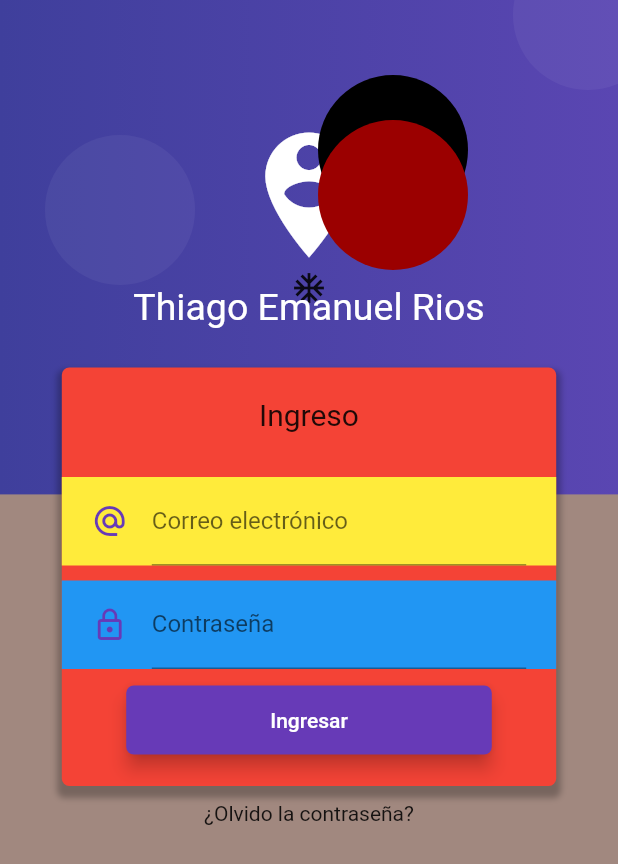
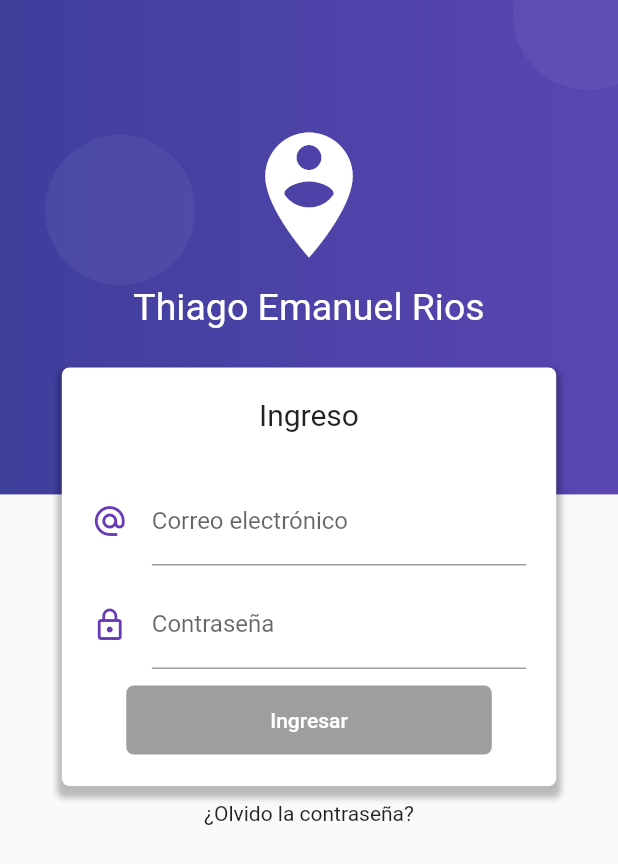
Before and after one commit to rigoriosh/flutter_form_login, a Flutter app: the screen it shows after launch, on a phone screen of 412 x 824 dp. Shown: the top 864 px of the screen. Run offline on Flutter 3.47's test engine with Material 2 defaults, Android fonts, the phone set to English and light mode, and no system bars; our stand-ins replace rxdart.

```diff
--- a/lib/main.dart
+++ b/lib/main.dart
@@ -52,7 +52,7 @@ class MyApp extends StatelessWidget {
       initialRoute: 'login',
       routes: {
         'login': (BuildContext context) => LoginPage(),
-        'home' : (BuildContext context) => HomePage(),
+        HomePage.routeName : (BuildContext context) => HomePage(),
       },
       theme: ThemeData(
         primaryColor: Colors.deepPurple
--- a/lib/src/bloc/login_bloc.dart
+++ b/lib/src/bloc/login_bloc.dart
@@ -32,15 +32,27 @@
 import 'dart:async';
 
 import 'package:flutter_form_login/src/bloc/validators.dart';
+//import 'package:observable/observable.dart';
+import 'package:rxdart/rxdart.dart';
 
 class LoginBloc with Validaciones{
 
-  final _emailController    = StreamController<String>.broadcast();
-  final _passwordController = StreamController<String>.broadcast();
+  final _emailController    = BehaviorSubject<String>();
+  final _passwordController = BehaviorSubject<String>();
 
   //Recuperar los datos del stream
-  Stream<String> get emailStream    => _emailController.stream;
+  Stream<String> get emailStream    => _emailController.stream.transform(validarEmail);
   Stream<String> get passwordStream => _passwordController.stream.transform(validarPassword);
+
+  //CombineLatestStream.
+
+  /* Stream<bool> get formValidStream =>
+                        Observable.combineLates2(emailStream, passwordStream, (e, p) => true); */
+
+  Stream<bool> get formValidStream =>  Rx.combineLatest2(emailStream, passwordStream, (e, p) => true);
+
+
+
 
   //Insertar valores al stream
   Function(String) get changeEmail    => _emailController.sink.add;
@@ -51,5 +63,9 @@ class LoginBloc with Validaciones{
     _passwordController?.close();
   }
 
+  //obtener últimos valores ingresados a los strings
+  String get email  => _emailController.value;
+  String get password  => _passwordController.value;
+
 
 }
--- a/lib/src/bloc/provider.dart
+++ b/lib/src/bloc/provider.dart
@@ -26,12 +26,30 @@ export 'package:flutter_form_login/src/bloc/login_bloc.dart';
 
 class Provider extends InheritedWidget {
 
+///Esto para persistir informacion de tipo cache
+  static Provider _instanciaInicial;
+
+  //factory constructor
+  factory Provider({Key key, Widget child}){// con este factori se determina si se debe emplear la instacia ya exixtente o la instancia inicial
+    if (_instanciaInicial == null) {
+      _instanciaInicial = new Provider._internal(key: key, child: child);// se debe construir un constructor privado para prevenir que se puededa inicializar esta clase desde afuera
+    }
+    return _instanciaInicial;
+  }
+
+  Provider._internal({Key key, Widget child}) : super(key: key, child: child);
+
+  ///Esto para persistir informacion de tipo cache /*FIN*/
+
   final loginBloc = LoginBloc();
+
+
+
+  //Provider({Key key, Widget child}) : super(key: key, child: child);
 
   @override
   bool updateShouldNotify(InheritedWidget oldWidget) => true;
 
-  Provider({Key key, Widget child}) : super(key: key, child: child);
 
   static LoginBloc de (BuildContext context) {
     return context.dependOnInheritedWidgetOfExactType<Provider>().loginBloc;
--- a/lib/src/pages/page_login.dart
+++ b/lib/src/pages/page_login.dart
@@ -1,11 +1,12 @@
 import 'package:flutter/material.dart';
 import 'package:flutter_form_login/src/bloc/provider.dart';
+import 'package:flutter_form_login/src/pages/page_home.dart';
 
 class LoginPage extends StatelessWidget {
   @override
   Widget build(BuildContext context) {
     return Scaffold(
-      backgroundColor: Colors.brown[300],
+      //backgroundColor: Colors.brown[300],
       body: Stack(
         children: <Widget>[
           _crearFondo(context),
@@ -46,30 +47,6 @@ class LoginPage extends StatelessWidget {
         Positioned(child: circulo, bottom: 120.0, right: 20.0),
         Positioned(child: circulo, bottom: -50.0, left: -20.0),
         _logoYnombre(), //Logo y nombre de usuario
-        Positioned(
-          child: Container(
-            width: 100.0,
-            height: 100.0,
-            decoration: BoxDecoration(
-                borderRadius: BorderRadius.circular(100.0),
-                color: Color.fromRGBO(0, 0, 0, 1)),
-          ),
-          top: 50.0,
-          right: 100.0,
-          //left: 0.0,
-        ),
-        Positioned(
-          child: Container(
-            width: 100.0,
-            height: 100.0,
-            decoration: BoxDecoration(
-                borderRadius: BorderRadius.circular(100.0),
-                color: Color.fromRGBO(155, 0, 0, 1)),
-          ),
-          top: 80.0,
-          right: 100.0,
-          //left: 0.0,
-        ),
       ],
     );
   }
@@ -86,7 +63,7 @@ class LoginPage extends StatelessWidget {
             size: 100.0,
           ),
           SizedBox(
-            child: Icon(Icons.ac_unit), //quitar
+            //child: Icon(Icons.ac_unit), //quitar
             height: 10.0,
             width: double.infinity,
           ),
@@ -118,7 +95,7 @@ class LoginPage extends StatelessWidget {
             padding: EdgeInsets.symmetric(vertical: 20.0),
             width: screenSize.width * 0.8,
             decoration: BoxDecoration(
-                color: Colors.red,
+                color: Colors.white,
                 borderRadius: BorderRadius.circular(5.0),
                 boxShadow: [
                   BoxShadow(
@@ -165,7 +142,7 @@ class LoginPage extends StatelessWidget {
         stream: bloc.emailStream,
         builder: (BuildContext context, AsyncSnapshot snashoot) {
           return Container(
-            decoration: BoxDecoration(color: Colors.yellow),
+            //decoration: BoxDecoration(color: Colors.yellow),
             padding: EdgeInsets.symmetric(horizontal: 20.0),
             child: TextField(
               keyboardType: TextInputType.emailAddress,
@@ -177,6 +154,7 @@ class LoginPage extends StatelessWidget {
                 hintText: 'ejemplo@correo.com',
                 labelText: 'Correo electrónico',
                 counterText: snashoot.data,
+                errorText: snashoot.error,
               ),
               onChanged: bloc.changeEmail,
             ),
@@ -189,7 +167,7 @@ class LoginPage extends StatelessWidget {
         stream: bloc.passwordStream,
         builder: (BuildContext context, AsyncSnapshot snashoot) {
           return Container(
-            decoration: BoxDecoration(color: Colors.blue),
+            //decoration: BoxDecoration(color: Colors.blue),
             padding: EdgeInsets.symmetric(horizontal: 20.0),
             child: TextField(
               obscureText: true,
@@ -210,15 +188,30 @@ class LoginPage extends StatelessWidget {
   }
 
   Widget _crearBoton(LoginBloc bloc) {
+    return StreamBuilder(
+        stream: bloc.formValidStream,
+        builder: (BuildContext context, AsyncSnapshot snashoot) {
           return RaisedButton(
               child: Container(
                 padding: EdgeInsets.symmetric(horizontal: 80.0, vertical: 15.0),
                 child: Text('Ingresar'),
               ),
-        shape: RoundedRectangleBorder(borderRadius: BorderRadius.circular(5.0)),
+              shape: RoundedRectangleBorder(
+                  borderRadius: BorderRadius.circular(5.0)),
               elevation: 5.0,
               color: Colors.deepPurple,
               textColor: Colors.white,
-        onPressed: () {});
+              onPressed: snashoot.hasData ? () => _login(bloc, context) : null
+              );
+        });
+  }
+
+  _login(LoginBloc bloc, BuildContext context){
+    print('==========================');
+    print('Email: ${bloc.email} ');
+    print('password:  ${bloc.password}');
+    print('==========================');
+    Navigator.pushNamed(context, HomePage.routeName);//Da la opcion de regresar de donde se llamo
+    //Navigator.pushReplacementNamed(context, HomePage.routeName);//No Da la opcion de regresar de donde se llamo
   }
 }
--- a/pubspec.yaml
+++ b/pubspec.yaml
@@ -23,6 +23,8 @@ dependencies:
   # The following adds the Cupertino Icons font to your application.
   # Use with the CupertinoIcons class for iOS style icons.
   cupertino_icons: ^0.1.2
+  rxdart: ^0.24.1
+  #rxdart_codemod: ^0.1.5
 
 dev_dependencies:
   flutter_test:
```
Also changed, not shown: lib/src/bloc/validators.dart (+9 -2 lines), lib/src/pages/page_home.dart (+17 -23 lines), pubspec.lock. Lines whose indentation alone changed are shown as unchanged.
